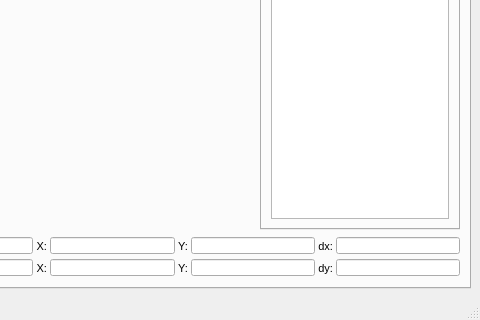
Old version of the form SimpleView/main.ui in the repository mfitzp/toolz; both pictures show x 384 to 864 and y 405 to 725 of the 864 by 725 pixel window.
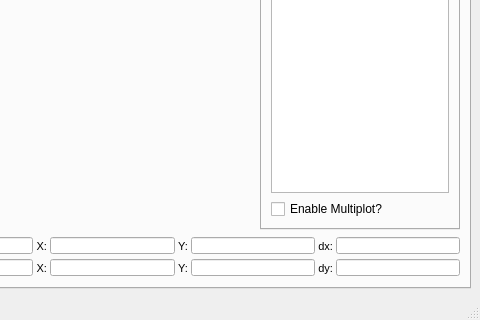
New version of the form. Icons and pictures are not drawn. Custom widgets are drawn as their Qt base class.

What changed in the file:
```diff
--- a/SimpleView/main.ui
+++ b/SimpleView/main.ui
@@ -106,6 +106,19 @@
                 </column>
                </widget>
               </item>
+              <item row="1" column="0" >
+               <widget class="QCheckBox" name="multiPlot_CB" >
+                <property name="toolTip" >
+                 <string>&lt;html>&lt;head>&lt;meta name="qrichtext" content="1" />&lt;style type="text/css">
+p, li { white-space: pre-wrap; }
+&lt;/style>&lt;/head>&lt;body style=" font-family:'MS Shell Dlg 2'; font-size:8.25pt; font-weight:400; font-style:normal;">
+&lt;p style=" margin-top:0px; margin-bottom:0px; margin-left:0px; margin-right:0px; -qt-block-indent:0; text-indent:0px;">Enable if multiple spectral overlays are desired.  Keep in mind the memory requirments.&lt;/p>&lt;/body>&lt;/html></string>
+                </property>
+                <property name="text" >
+                 <string>Enable Multiplot?</string>
+                </property>
+               </widget>
+              </item>
              </layout>
             </widget>
             <widget class="QWidget" name="tab_5" >
```
